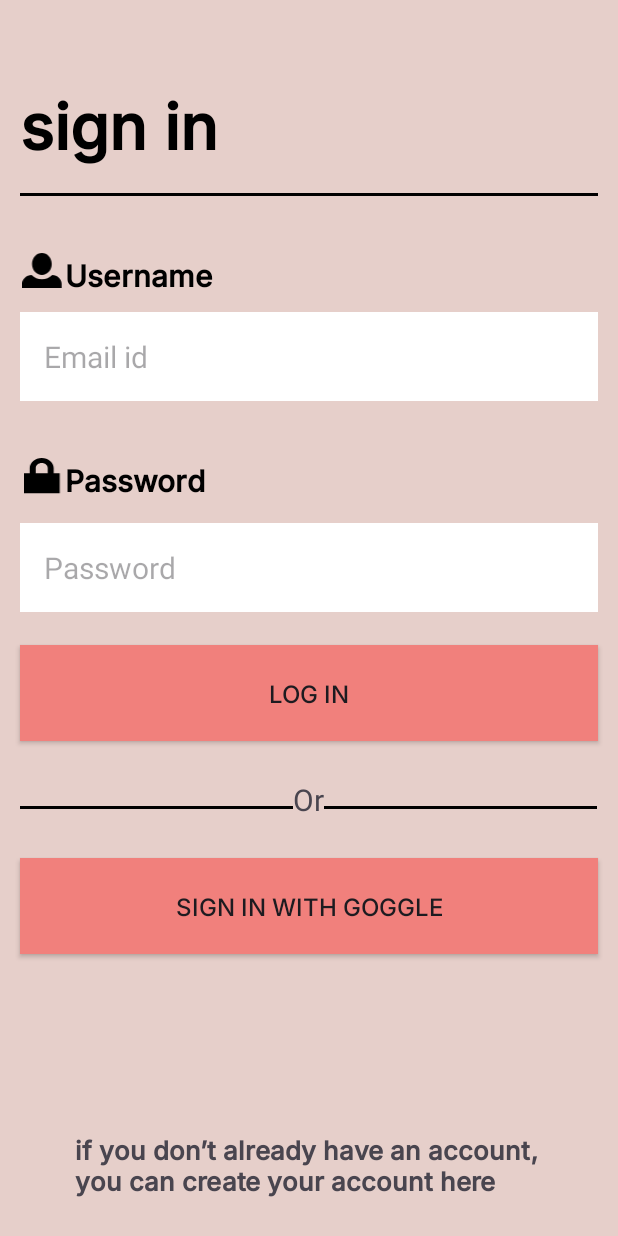
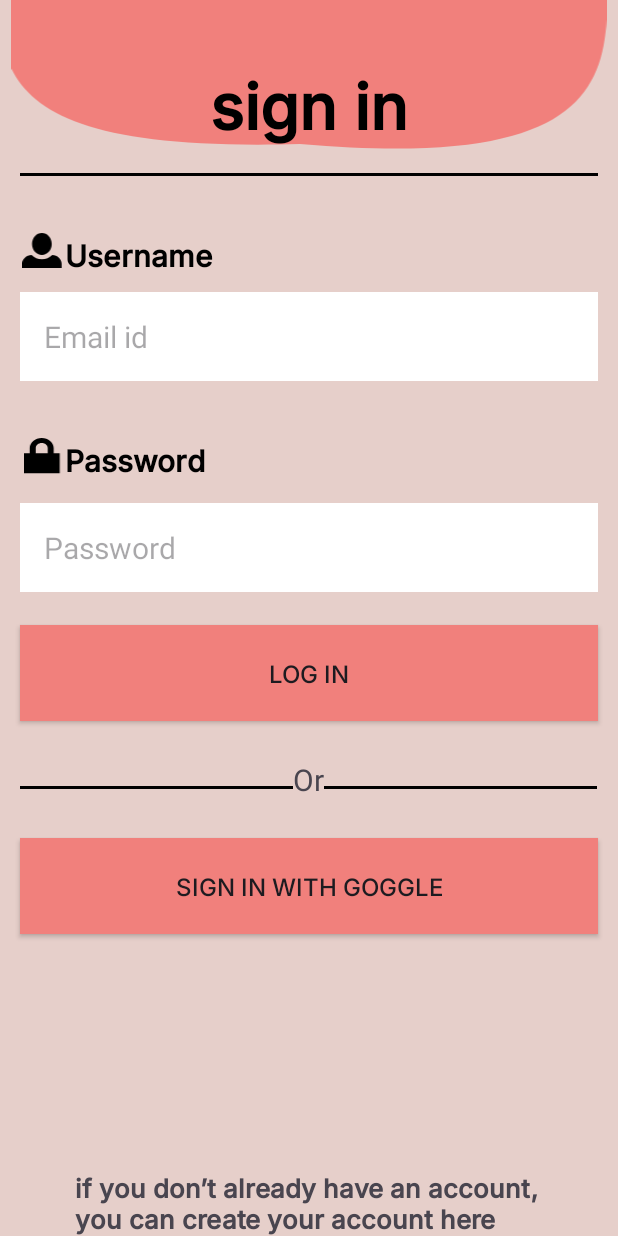
Before and after one commit to saifikram969/Intern-App-Webmobi-project, an Android app: the Login_Account_Activity screen opened directly, with no data from a screen before it, on a phone screen of 412 x 824 dp. Run offline under Robolectric (Android 15) with nearby library versions, the phone set to English and light mode, and no system bars; our stand-ins replace Firebase (no records; nobody signed in at launch, a user with empty details on screens opened directly); libraries missing offline, so code that uses them is left out: androidx.test.espresso; Roboto replaces fonts that are not available here.

Commit message:
disable dark mode & changes ui

```diff
--- a/app/src/main/java/com/example/internapp_webmobi_project/Login_Account_Activity.java
+++ b/app/src/main/java/com/example/internapp_webmobi_project/Login_Account_Activity.java
@@ -139,8 +139,6 @@ public class Login_Account_Activity extends AppCompatActivity {
 
     }
 
-
-
     void changeInProgress(boolean inProgrss){
         if (inProgrss){
             progressBar.setVisibility(View.VISIBLE);
--- a/app/src/main/res/layout/activity_create_account.xml
+++ b/app/src/main/res/layout/activity_create_account.xml
@@ -6,15 +6,13 @@
     android:layout_height="match_parent"
     android:background="@color/background"
     tools:context=".Login_Account_Activity">
-
-
     <TextView
         android:id="@+id/title"
-        android:layout_width="match_parent"
+        android:layout_width="wrap_content"
         android:layout_height="wrap_content"
         android:fontFamily="@font/inter_medium"
         android:text="Welcome"
-        android:layout_marginLeft="13dp"
+        android:layout_centerHorizontal="true"
         android:layout_marginTop="33dp"
         android:textColor="@color/black"
         android:textSize="42sp"
--- a/app/src/main/res/layout/activity_login_account.xml
+++ b/app/src/main/res/layout/activity_login_account.xml
@@ -3,19 +3,21 @@
     xmlns:app="http://schemas.android.com/apk/res-auto"
     xmlns:tools="http://schemas.android.com/tools"
     android:layout_width="match_parent"
-    android:layout_height="match_parent"
+    android:layout_height="wrap_content"
     android:background="@color/background"
     tools:context=".Login_Account_Activity">
-
-
+    <ImageView
+        android:layout_width="match_parent"
+        android:layout_height="100dp"
+        android:src="@drawable/sign_in_bubble" />
         <TextView
             android:id="@+id/title"
-            android:layout_width="match_parent"
+            android:layout_width="wrap_content"
             android:layout_height="wrap_content"
+            android:layout_centerHorizontal="true"
             android:fontFamily="@font/inter_medium"
             android:text="sign in"
-            android:layout_marginLeft="13dp"
-            android:layout_marginTop="53dp"
+            android:layout_marginTop="40dp"
             android:textColor="@color/black"
             android:textSize="42sp"
             android:textStyle="bold" />
--- a/app/src/main/res/values-night/themes.xml
+++ b/app/src/main/res/values-night/themes.xml
@@ -1,6 +1,8 @@
 <resources xmlns:tools="http://schemas.android.com/tools">
     <!-- Base application theme. -->
-    <style name="Base.Theme.InternAppWebmobiProject" parent="Theme.Material3.DayNight.NoActionBar">
+    <style name="Base.Theme.InternAppWebmobiProject" parent="Theme.Material3.Light.NoActionBar">
+
+        <item name="android:forceDarkAllowed" tools:targetApi="q">false</item>
         <!-- Customize your dark theme here. -->
         <item name="colorPrimary">@color/my_primary</item>
         <item name="colorPrimaryVariant">@color/my_primary</item>
```
